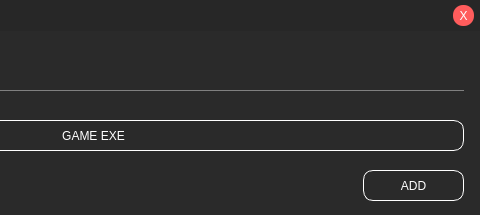
Above: newgame.ui from illud/crono before the change; both pictures show x 287 to 767 and y 0 to 215 of the 767 by 215 pixel window. Below: the same form after it.
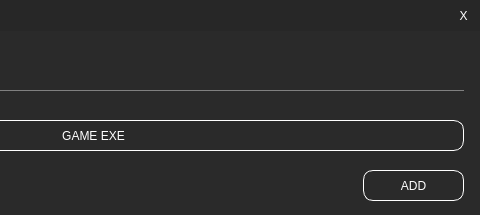
That is the form after the change.

```diff
--- a/newgame.ui
+++ b/newgame.ui
@@ -166,7 +166,7 @@
     </property>
     <property name="styleSheet">
      <string notr="true">QPushButton#closeBtn { 
-	background-color: rgb(255, 92, 92);
+	/*background-color: rgb(255, 92, 92);*/
 	font: 900 9pt &quot;Arial Black&quot;;
 	color: rgb(255, 255, 255);
     border: 0px;
```
